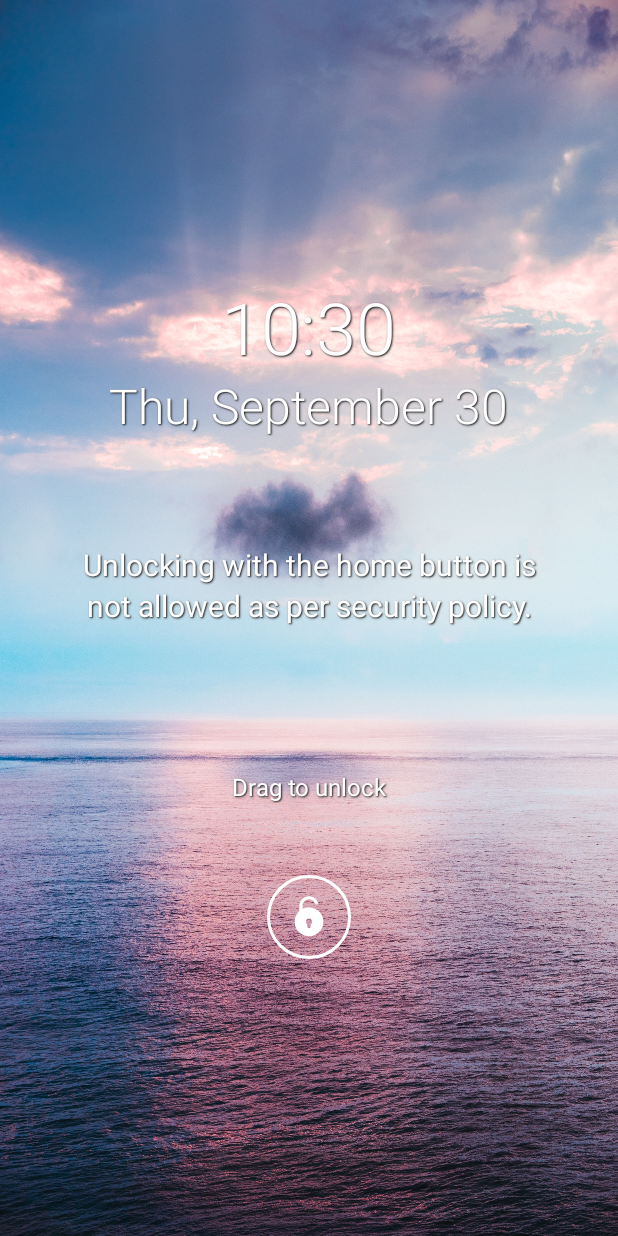
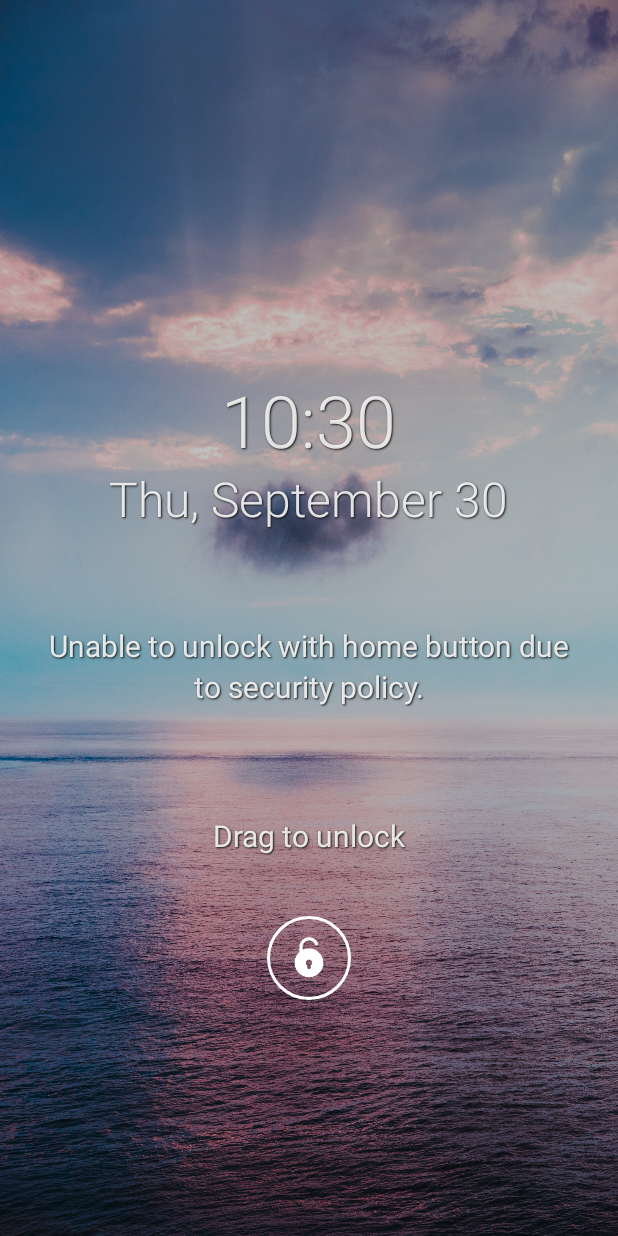
Before and after one commit to DukeOrca/simple-done-list, an Android app: the layout blind_screen.xml on its own in the app's theme, with its tools: preview values and no code run, on a phone screen of 412 x 824 dp. Run offline under Robolectric (Android 15) with nearby library versions, the phone set to English and light mode, and no system bars.

Commit message:
4th commit

```diff
--- a/app/build.gradle
+++ b/app/build.gradle
@@ -14,8 +14,8 @@ android {
         applicationId "com.duke.orca.android.kotlin.simpledonelist"
         minSdk 24
         targetSdk 30
-        versionCode 1
-        versionName "1.0.0"
+        versionCode 2
+        versionName "1.0.1"
 
         testInstrumentationRunner "androidx.test.runner.AndroidJUnitRunner"
     }
@@ -80,7 +80,7 @@ dependencies {
     implementation 'com.jakewharton.timber:timber:4.7.1'
     implementation 'com.karumi:dexter:6.2.2'
 
-    implementation 'io.reactivex.rxjava3:rxjava:3.0.0'
+    implementation 'io.reactivex.rxjava3:rxjava:3.1.1'
     implementation 'io.reactivex.rxjava3:rxandroid:3.0.0'
 
     implementation 'it.sephiroth.android.library.targettooltip:target-tooltip-library:2.0.3'
--- a/app/src/main/AndroidManifest.xml
+++ b/app/src/main/AndroidManifest.xml
@@ -16,10 +16,12 @@
         android:roundIcon="@mipmap/ic_launcher_round"
         android:supportsRtl="true"
         android:theme="@style/Theme.SimpleDoneList">
+
         <activity
             android:name=".main.view.MainActivity"
             android:excludeFromRecents="true"
             android:exported="true"
+            android:screenOrientation="portrait"
             android:windowSoftInputMode="adjustNothing">
             <intent-filter>
                 <action android:name="android.intent.action.MAIN" />
--- a/app/src/main/java/com/duke/orca/android/kotlin/simpledonelist/lockscreen/blindscreen/BlindScreenPresenter.kt
+++ b/app/src/main/java/com/duke/orca/android/kotlin/simpledonelist/lockscreen/blindscreen/BlindScreenPresenter.kt
@@ -63,7 +63,7 @@ class BlindScreenPresenter {
                     viewBinding.frameLayoutUnlock.showRipple()
 
                     val distance = sqrt((Unlock.x - event.x).pow(2) + (Unlock.y - event.y).pow(2))
-                    var scale = abs(Unlock.endRange - distance * 0.5F) / Unlock.endRange
+                    var scale = abs(Unlock.endRange - distance * 0.45F) / Unlock.endRange
 
                     when {
                         scale >= 1.0F -> scale = 1.0F
--- a/app/src/main/java/com/duke/orca/android/kotlin/simpledonelist/main/view/MainActivity.kt
+++ b/app/src/main/java/com/duke/orca/android/kotlin/simpledonelist/main/view/MainActivity.kt
@@ -18,6 +18,7 @@ import com.duke.orca.android.kotlin.simpledonelist.application.fadeOut
 import com.duke.orca.android.kotlin.simpledonelist.application.show
 import com.duke.orca.android.kotlin.simpledonelist.bottomnavigation.BottomNavigationPressedListener
 import com.duke.orca.android.kotlin.simpledonelist.bottomnavigation.BottomNavigationWatcher
+import com.duke.orca.android.kotlin.simpledonelist.datastore.DataStore
 import com.duke.orca.android.kotlin.simpledonelist.lockscreen.service.LockScreenService
 import com.duke.orca.android.kotlin.simpledonelist.main.viewmodel.MainViewModel
 import com.duke.orca.android.kotlin.simpledonelist.permission.PermissionChecker
@@ -66,6 +67,7 @@ class MainActivity : AppCompatActivity(),
     }
 
     override fun onDestroy() {
+        DataStore.putFirstTime(this, false)
         sendBroadcast(Intent(LockScreenService.Action.MAIN_ACTIVITY_DESTROYED))
         super.onDestroy()
     }
--- a/app/src/main/res/anim/slide_in_left.xml
+++ b/app/src/main/res/anim/slide_in_left.xml
@@ -1,9 +1,9 @@
 <?xml version="1.0" encoding="utf-8"?>
 <set xmlns:android="http://schemas.android.com/apk/res/android"
     android:interpolator="@android:interpolator/accelerate_decelerate"
-    android:startOffset="@integer/duration_short">
+    android:startOffset="@integer/short_anim_time">
     <translate android:fromXDelta="-50%p" android:toXDelta="0"
-        android:duration="@integer/duration_medium" />
+        android:duration="@integer/medium_anim_time" />
     <alpha android:fromAlpha="0.0" android:toAlpha="1.0"
-        android:duration="@integer/duration_medium" />
+        android:duration="@integer/medium_anim_time" />
 </set>
--- a/app/src/main/res/anim/slide_in_right.xml
+++ b/app/src/main/res/anim/slide_in_right.xml
@@ -1,9 +1,9 @@
 <?xml version="1.0" encoding="utf-8"?>
 <set xmlns:android="http://schemas.android.com/apk/res/android"
     android:interpolator="@android:interpolator/accelerate_decelerate"
-    android:startOffset="@integer/duration_short">
+    android:startOffset="@integer/short_anim_time">
     <translate android:fromXDelta="50%p" android:toXDelta="0"
-        android:duration="@integer/duration_medium"/>
+        android:duration="@integer/medium_anim_time"/>
     <alpha android:fromAlpha="0.0" android:toAlpha="1.0"
-        android:duration="@integer/duration_medium" />
+        android:duration="@integer/medium_anim_time" />
 </set>
--- a/app/src/main/res/anim/slide_out_left.xml
+++ b/app/src/main/res/anim/slide_out_left.xml
@@ -1,9 +1,9 @@
 <?xml version="1.0" encoding="utf-8"?>
 <set xmlns:android="http://schemas.android.com/apk/res/android"
     android:interpolator="@android:interpolator/accelerate_decelerate"
-    android:startOffset="@integer/duration_short">
+    android:startOffset="@integer/short_anim_time">
     <translate android:fromXDelta="0" android:toXDelta="-50%p"
-        android:duration="@integer/duration_medium"/>
+        android:duration="@integer/medium_anim_time"/>
     <alpha android:fromAlpha="1.0" android:toAlpha="0.0"
-        android:duration="@integer/duration_medium" />
+        android:duration="@integer/medium_anim_time" />
 </set>
--- a/app/src/main/res/anim/slide_out_right.xml
+++ b/app/src/main/res/anim/slide_out_right.xml
@@ -1,9 +1,9 @@
 <?xml version="1.0" encoding="utf-8"?>
 <set xmlns:android="http://schemas.android.com/apk/res/android"
     android:interpolator="@android:interpolator/accelerate_decelerate"
-    android:startOffset="@integer/duration_short">
+    android:startOffset="@integer/short_anim_time">
     <translate android:fromXDelta="0" android:toXDelta="50%p"
-        android:duration="@integer/duration_medium"/>
+        android:duration="@integer/medium_anim_time"/>
     <alpha android:fromAlpha="1.0" android:toAlpha="0.0"
-        android:duration="@integer/duration_medium" />
+        android:duration="@integer/medium_anim_time" />
 </set>
--- a/app/src/main/res/layout/activity_main.xml
+++ b/app/src/main/res/layout/activity_main.xml
@@ -24,7 +24,7 @@
         android:layout_height="wrap_content"
         android:elevation="@dimen/elevation_8dp"
         app:adSize="BANNER"
-        app:adUnitId="@string/banner_ad_unit_id"
+        app:adUnitId="@string/banner_sample_ad_unit_id"
         app:layout_constraintBottom_toBottomOf="parent"
         app:layout_constraintEnd_toEndOf="parent"
         app:layout_constraintStart_toStartOf="parent"/>
--- a/app/src/main/res/layout/blind_screen.xml
+++ b/app/src/main/res/layout/blind_screen.xml
@@ -1,22 +1,25 @@
 <?xml version="1.0" encoding="utf-8"?>
-<androidx.constraintlayout.widget.ConstraintLayout
+<FrameLayout
     xmlns:android="http://schemas.android.com/apk/res/android"
     xmlns:app="http://schemas.android.com/apk/res-auto"
     xmlns:tools="http://schemas.android.com/tools"
+    android:layout_width="match_parent"
+    android:layout_height="match_parent"
+    android:background="@drawable/background_blind_screen">
+
+    <androidx.constraintlayout.widget.ConstraintLayout
         android:id="@+id/constraint_layout"
         android:layout_width="match_parent"
         android:layout_height="match_parent"
-    android:background="@drawable/background_blind_screen">
+        android:background="#40000000">
 
         <LinearLayout
             android:id="@+id/linear_layout"
             android:layout_width="0dp"
             android:layout_height="wrap_content"
-        android:layout_marginEnd="@dimen/margin_48dp"
-        android:layout_marginStart="@dimen/margin_48dp"
-        android:layout_marginTop="@dimen/margin_192dp"
+            android:gravity="center_horizontal"
             android:orientation="vertical"
-        android:gravity="center_horizontal"
+            app:layout_constraintBottom_toBottomOf="parent"
             app:layout_constraintEnd_toEndOf="parent"
             app:layout_constraintStart_toStartOf="parent"
             app:layout_constraintTop_toTopOf="parent">
@@ -25,22 +28,22 @@
                 android:id="@+id/linear_layout_date_time"
                 android:layout_width="wrap_content"
                 android:layout_height="wrap_content"
-            android:orientation="vertical"
-            android:gravity="center_horizontal">
+                android:gravity="center_horizontal"
+                android:orientation="vertical">
 
                 <TextClock
                     android:id="@+id/text_clock_time"
                     android:layout_width="wrap_content"
                     android:layout_height="wrap_content"
+                    android:fontFamily="sans-serif-light"
                     android:format12Hour="@string/format_12_hour"
-                android:fontFamily="sans-serif-light"
                     android:gravity="center_vertical"
                     android:includeFontPadding="false"
                     android:shadowColor="@color/shadow"
                     android:shadowDx="@dimen/shadow_dx"
                     android:shadowDy="@dimen/shadow_dy"
                     android:shadowRadius="@dimen/shadow_radius"
-                android:textColor="@color/white"
+                    android:textColor="#DEFFFFFF"
                     android:textSize="48dp"
                     tools:text="9:41" />
 
@@ -49,15 +52,15 @@
                     android:layout_width="wrap_content"
                     android:layout_height="wrap_content"
                     android:layout_marginTop="@dimen/margin_4dp"
+                    android:fontFamily="sans-serif-light"
                     android:format12Hour="@string/format_date"
-                android:fontFamily="sans-serif-light"
                     android:gravity="center_vertical"
                     android:includeFontPadding="false"
                     android:shadowColor="@color/shadow"
                     android:shadowDx="@dimen/shadow_dx"
                     android:shadowDy="@dimen/shadow_dy"
                     android:shadowRadius="@dimen/shadow_radius"
-                android:textColor="@color/white"
+                    android:textColor="#DEFFFFFF"
                     android:textSize="32dp"
                     tools:text="Fri, January 1" />
             </LinearLayout>
@@ -66,36 +69,37 @@
                 android:id="@+id/text_view"
                 android:layout_width="match_parent"
                 android:layout_height="wrap_content"
-            android:layout_marginTop="@dimen/margin_72dp"
+                android:layout_marginStart="@dimen/margin_32dp"
+                android:layout_marginTop="@dimen/margin_64dp"
+                android:layout_marginEnd="@dimen/margin_32dp"
                 android:gravity="center"
-            android:text="@string/blind_screen_000"
-            android:textColor="@color/white"
-            android:textSize="@dimen/text_size_20dp"
                 android:shadowColor="@color/shadow"
                 android:shadowDx="@dimen/shadow_dx"
                 android:shadowDy="@dimen/shadow_dy"
-            android:shadowRadius="@dimen/shadow_radius" />
+                android:shadowRadius="@dimen/shadow_radius"
+                android:text="@string/blind_screen_000"
+                android:textColor="#DEFFFFFF"
+                android:textSize="@dimen/text_size_20dp" />
 
             <TextView
                 android:layout_width="match_parent"
                 android:layout_height="wrap_content"
-            android:layout_marginBottom="@dimen/margin_16dp"
-            android:layout_marginTop="@dimen/margin_96dp"
+                android:layout_marginTop="@dimen/margin_72dp"
                 android:gravity="center"
                 android:shadowColor="@color/shadow"
                 android:shadowDx="@dimen/shadow_dx"
                 android:shadowDy="@dimen/shadow_dy"
                 android:shadowRadius="@dimen/shadow_radius"
                 android:text="@string/drag_to_unlock"
-            android:textColor="@color/white"
-            android:textSize="@dimen/text_size_16dp" />
+                android:textColor="#DEFFFFFF"
+                android:textSize="@dimen/text_size_20dp" />
         </LinearLayout>
 
         <FrameLayout
             android:id="@+id/frame_layout_unlock"
             android:layout_width="@dimen/width_72dp"
             android:layout_height="@dimen/height_72dp"
-        android:layout_marginTop="@dimen/margin_24dp"
+            android:layout_marginTop="@dimen/margin_32dp"
             android:foreground="@drawable/ripple_unlock"
             app:layout_constraintTop_toBottomOf="@id/linear_layout"
             app:layout_constraintEnd_toEndOf="parent"
@@ -116,3 +120,4 @@
                 tools:ignore="ContentDescription" />
         </FrameLayout>
     </androidx.constraintlayout.widget.ConstraintLayout>
+</FrameLayout>
--- a/app/src/main/res/values-night/themes.xml
+++ b/app/src/main/res/values-night/themes.xml
@@ -40,7 +40,6 @@
     </style>
 
     <style name="WindowAnimation.BlindScreen">
-        <item name="android:windowEnterAnimation">@anim/fade_in</item>
         <item name="android:windowExitAnimation">@anim/fade_out</item>
     </style>
 
--- a/app/src/main/res/values/durations.xml
+++ b/app/src/main/res/values/durations.xml
@@ -1,5 +1,5 @@
 <?xml version="1.0" encoding="utf-8"?>
 <resources>
-    <integer name="duration_short">150</integer>
-    <integer name="duration_medium">300</integer>
+    <integer name="short_anim_time">150</integer>
+    <integer name="medium_anim_time">300</integer>
 </resources>
--- a/app/src/main/res/values/strings.xml
+++ b/app/src/main/res/values/strings.xml
@@ -40,7 +40,7 @@
     <string name="version">Version</string>
     <string name="write_review">Write review</string>
 
-    <string name="blind_screen_000">Unlocking with the home button is not allowed as per security policy.</string>
+    <string name="blind_screen_000">Unable to unlock with home button due to security policy.</string>
     <string name="fragment_edit_done_dialog_000">Write down what you did today. :)</string>
     <string name="fragment_permission_rationale_dialog_000">To use the app normally, you must allow the following permissions.</string>
     <string name="notification_builder_000">Please allow appear on top permission.</string>
--- a/app/src/main/res/values/themes.xml
+++ b/app/src/main/res/values/themes.xml
@@ -56,7 +56,6 @@
     </style>
 
     <style name="WindowAnimation.BlindScreen">
-        <item name="android:windowEnterAnimation">@anim/fade_in</item>
         <item name="android:windowExitAnimation">@anim/fade_out</item>
     </style>
 
```
Also changed, not shown: app/src/main/java/com/duke/orca/android/kotlin/simpledonelist/donelist/tooltip/Tooltip.kt (+9 -4 lines), app/src/main/java/com/duke/orca/android/kotlin/simpledonelist/donelist/views/DoneListFragment.kt (+12 -8 lines), app/src/main/res/layout/fragment_done_list.xml (+16 -12 lines), 1 other file. Lines whose indentation alone changed are shown as unchanged.
